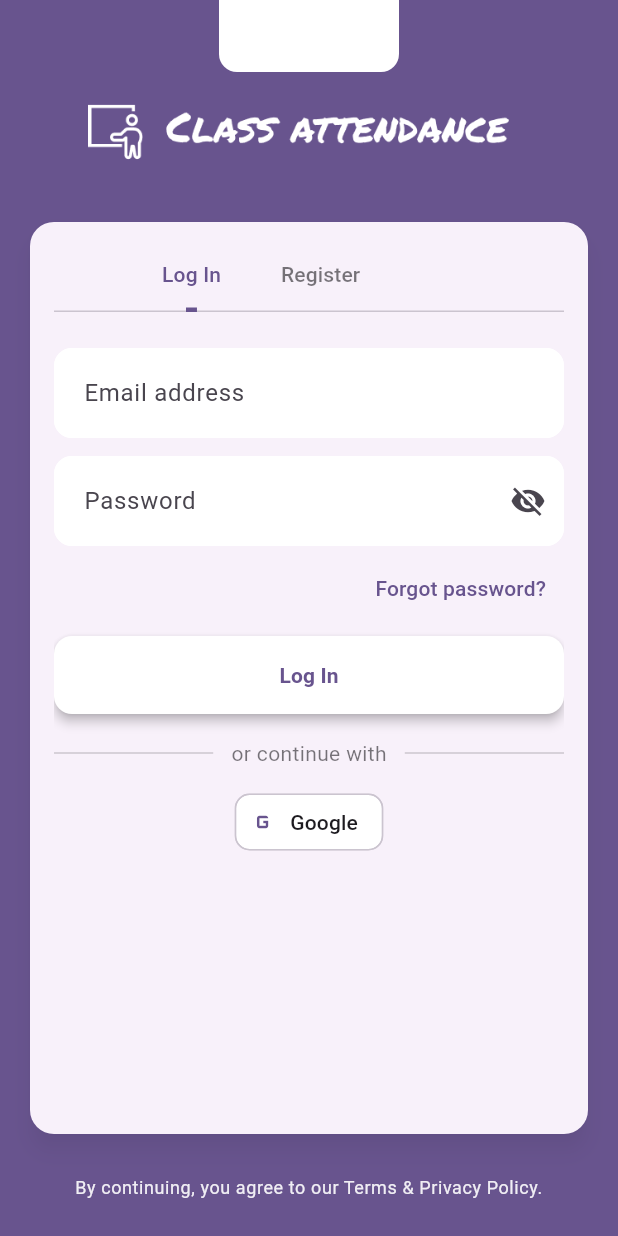
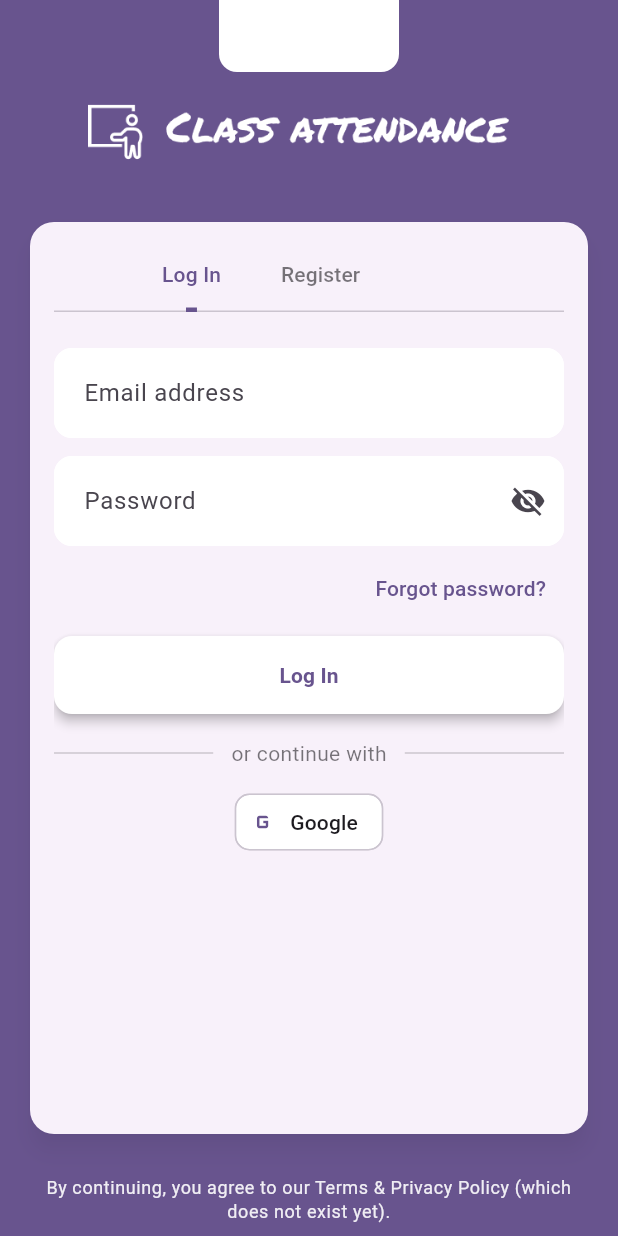
Before and after one commit to bot-ryan/attendance-app, a Flutter app: the screen it shows after launch, scrolled down 86 dp, on a phone screen of 412 x 824 dp. Run offline on Flutter 3.47's test engine with Material 3 defaults, Android fonts, the phone set to English and light mode, and no system bars; network calls fail.

Commit message:
a very minor & insignificant change

```diff
--- a/lib/pages/login_signup/login_signup_page.dart
+++ b/lib/pages/login_signup/login_signup_page.dart
@@ -303,7 +303,7 @@ class _LoginSignupPageState extends State<LoginSignupPage>
                     const SizedBox(height: 24),
                     // Terms / footer
                     Text(
-                      'By continuing, you agree to our Terms & Privacy Policy.',
+                      'By continuing, you agree to our Terms & Privacy Policy (which does not exist yet).',
                       style: text.bodySmall?.copyWith(
                         color: Colors.white.withValues(alpha: .9),
                       ),
```
